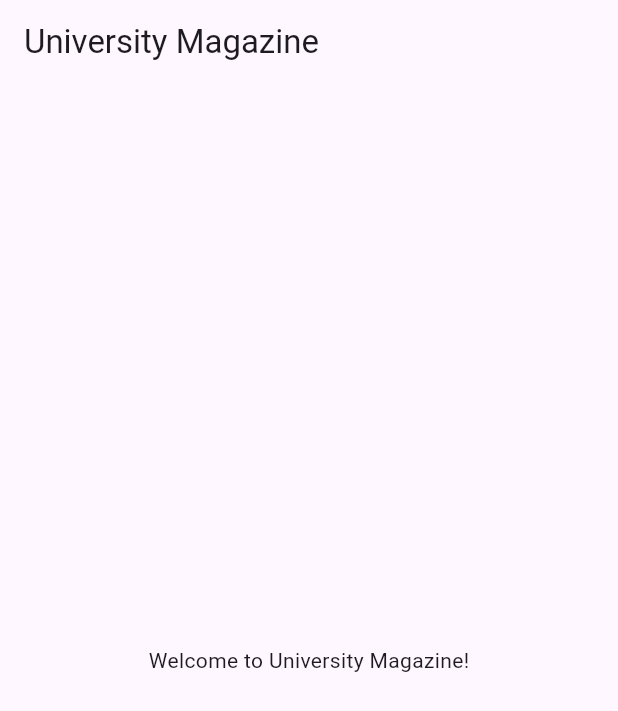
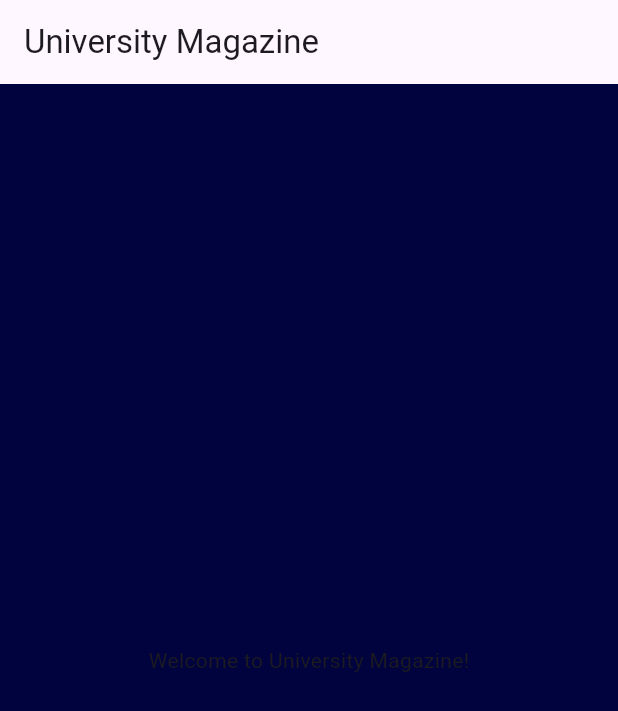
Before and after one commit to tin1810/EWSD_Group5_Frontend, a Flutter app: the screen it shows after launch, on a phone screen of 412 x 824 dp. Shown: the top 711 px of the screen. Run offline on Flutter 3.47's test engine with Material 3 defaults, Android fonts, the phone set to English and light mode, and no system bars; our stand-ins replace get.

Commit message:
added color

```diff
--- /dev/null
+++ b/lib/app/config/app_color.dart
@@ -0,0 +1,6 @@
+import 'package:flutter/material.dart';
+import 'package:university_magazine_project/app/config/extension/app_color_extension.dart';
+
+class AppColor {
+  static Color primaryColor = AppColorExtension("00033D");
+}
--- /dev/null
+++ b/lib/app/config/extension/app_color_extension.dart
@@ -0,0 +1,13 @@
+import 'package:flutter/material.dart';
+
+class AppColorExtension extends Color {
+  static int _getColorFromHex(String hexColor) {
+    hexColor = hexColor.toUpperCase().replaceAll("#", "");
+    if (hexColor.length == 6) {
+      hexColor = "FF$hexColor";
+    }
+    return int.parse(hexColor, radix: 16);
+  }
+
+  AppColorExtension(final String hexColor) : super(_getColorFromHex(hexColor));
+}
--- a/lib/main.dart
+++ b/lib/main.dart
@@ -1,5 +1,6 @@
 import 'package:flutter/material.dart';
-import 'package:university_magazine_project/view/home/page/home_page.dart';
+import 'package:get/get.dart';
+import 'package:university_magazine_project/presentation/home/page/home_page.dart';
 
 void main() {
   runApp(const MyApp());
@@ -10,8 +11,9 @@
 
   @override
   Widget build(BuildContext context) {
-    return MaterialApp(
-      title: 'Flutter Demo',
+    return GetMaterialApp(
+      title: 'University Magazine',
+      debugShowCheckedModeBanner: false,
       theme: ThemeData(
         colorScheme: ColorScheme.fromSeed(seedColor: Colors.deepPurple),
         useMaterial3: true,
--- a/lib/view/home/page/home_page.dart
+++ b/lib/presentation/home/page/home_page.dart
@@ -1,11 +1,14 @@
 import 'package:flutter/material.dart';
+import 'package:get/get.dart';
+import 'package:university_magazine_project/app/config/app_color.dart';
 
-class HomePage extends StatelessWidget {
+class HomePage extends GetView {
   const HomePage({super.key});
 
   @override
   Widget build(BuildContext context) {
     return Scaffold(
+      backgroundColor: AppColor.primaryColor,
       appBar: AppBar(
         title: const Text('University Magazine'),
       ),
```
